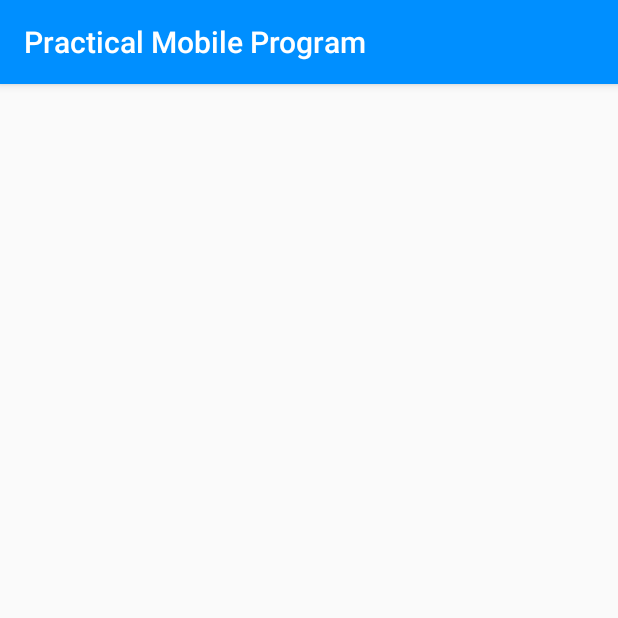
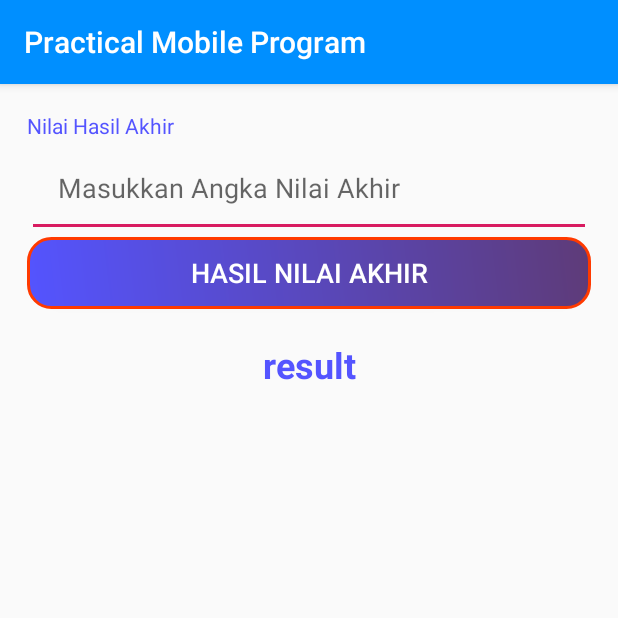
Before and after one commit to NandaAdisaputra/PraktikumMobileProgram, an Android app: the IfElseActivity screen opened directly, with no data from a screen before it, on a phone screen of 412 x 824 dp, the top half of it. Run offline under Robolectric (Android 15) with nearby library versions, the phone set to English and light mode, and no system bars; our stand-ins replace sdp/ssp sizes.

Commit message:
perubahan4

```diff
--- a/app/src/main/res/layout/activity_if_else.xml
+++ b/app/src/main/res/layout/activity_if_else.xml
@@ -1,9 +1,48 @@
 <?xml version="1.0" encoding="utf-8"?>
-<androidx.constraintlayout.widget.ConstraintLayout xmlns:android="http://schemas.android.com/apk/res/android"
-    xmlns:app="http://schemas.android.com/apk/res-auto"
+<RelativeLayout xmlns:android="http://schemas.android.com/apk/res/android"
     xmlns:tools="http://schemas.android.com/tools"
     android:layout_width="match_parent"
     android:layout_height="match_parent"
+    android:layout_margin="@dimen/_14sdp"
     tools:context=".activity.IfElseActivity">
 
-</androidx.constraintlayout.widget.ConstraintLayout>
+    <TextView
+        android:id="@+id/nilaiAkhir"
+        android:layout_width="match_parent"
+        android:layout_height="wrap_content"
+        android:textColor="@color/blue"
+        android:text="@string/nilai_hasil_akhir" />
+
+    <androidx.appcompat.widget.AppCompatAutoCompleteTextView
+        android:id="@+id/angkaNilaiAkhir"
+        android:layout_width="match_parent"
+        android:layout_height="wrap_content"
+        android:hint="@string/masukkan_angka_nilai_akhir"
+        android:textSize="@dimen/_14sdp"
+        android:padding="@dimen/_16sdp"
+        android:layout_marginTop="@dimen/_14sdp"/>
+
+    <Button
+        android:id="@id/hasilNilaiAkhir"
+        android:layout_width="match_parent"
+        android:layout_height="wrap_content"
+        android:text="@string/hasil_nilai_akhir"
+        android:background="@drawable/button_circle"
+        android:textColor="@color/white"
+        android:textSize="@dimen/_14ssp"
+        android:layout_below="@id/angkaNilaiAkhir"/>
+
+    <TextView
+        android:id="@+id/tv_result"
+        android:layout_width="match_parent"
+        android:layout_height="wrap_content"
+        android:layout_marginTop="@dimen/_16sdp"
+        android:layout_below="@+id/hasilNilaiAkhir"
+        android:layout_marginBottom="@dimen/activity_vertical_margin"
+        android:gravity="center"
+        android:textColor="@color/blue"
+        android:text="@string/result"
+        android:textSize="24sp"
+        android:textStyle="bold" />
+
+</RelativeLayout>
--- a/app/src/main/res/values/strings.xml
+++ b/app/src/main/res/values/strings.xml
@@ -90,6 +90,9 @@
     <string name="masukkan_angka_pertama">Masukkan Angka Pertama</string>
     <string name="masukkan_angka_kedua">Masukkan Angka Kedua</string>
     <string name="title_activity_maps">Map</string>
+    <string name="masukkan_angka_nilai_akhir">Masukkan Angka Nilai Akhir</string>
+    <string name="hasil_nilai_akhir">Hasil Nilai Akhir</string>
+    <string name="nilai_hasil_akhir">Nilai Hasil Akhir</string>
     <string-array name="data_judul">
         <item>Sertifikat Kelulusan Android Pemula</item>
         <item>Sertifikat Kelulusan Belajar Kotlin Fundamental</item>
```
